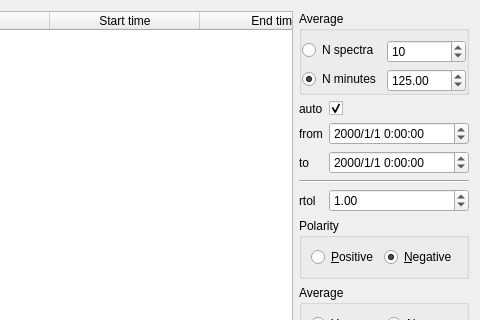
Before: the Qt Designer form Orbitool/UI/File.ui in l460289052/Orbitool, drawn with Qt 5; both pictures show x 219 to 699 and y 0 to 320 of the 699 by 433 pixel window.
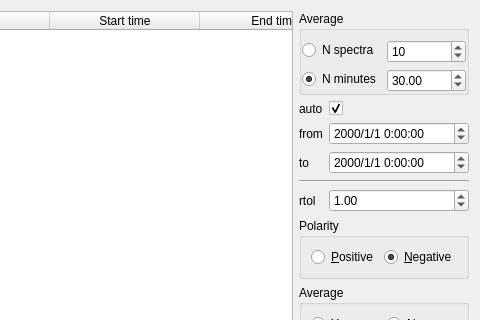
After: the same form once the commit is applied.

Patch:
```diff
--- a/Orbitool/UI/File.ui
+++ b/Orbitool/UI/File.ui
@@ -235,7 +235,7 @@
              <double>9999.989999999999782</double>
             </property>
             <property name="value">
-             <double>125.000000000000000</double>
+             <double>30.000000000000000</double>
             </property>
            </widget>
           </item>
```
